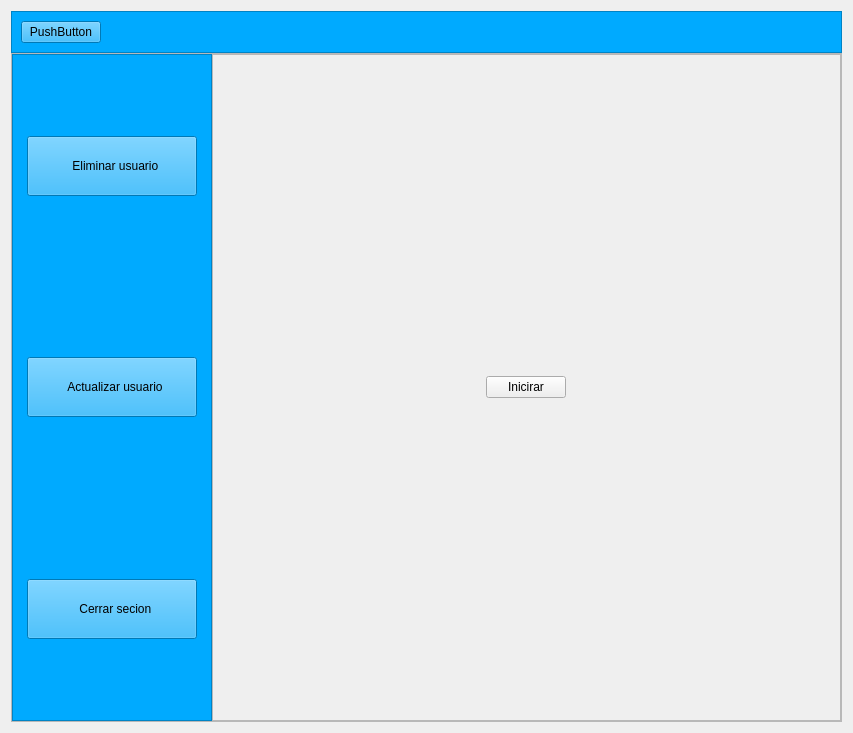
First picture: the form in ui_files/camara.ui, repository emanueljulio420/ProyectoDetector, before the edit.
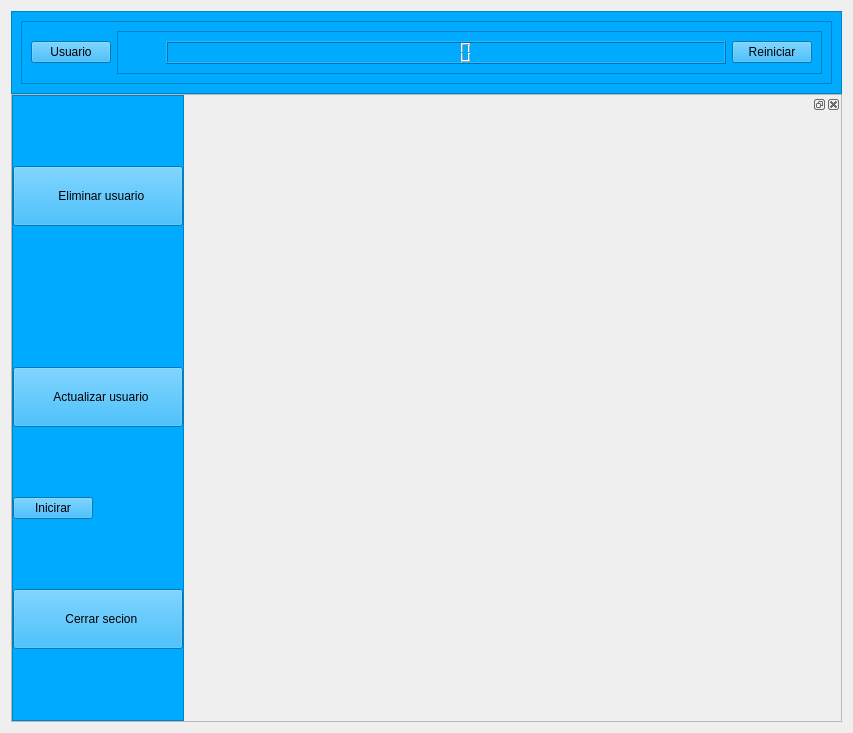
Second picture: the form after the edit. Icons and pictures are not drawn.

What changed in the file:
```diff
--- a/ui_files/camara.ui
+++ b/ui_files/camara.ui
@@ -59,24 +59,112 @@
       <enum>QFrame::Raised</enum>
      </property>
      <layout class="QVBoxLayout" name="verticalLayout_3">
-      <item alignment="Qt::AlignLeft">
-       <widget class="QPushButton" name="usuarioButton">
-        <property name="cursor">
-         <cursorShape>PointingHandCursor</cursorShape>
+      <item>
+       <widget class="QFrame" name="frame_2">
+        <property name="frameShape">
+         <enum>QFrame::StyledPanel</enum>
         </property>
-        <property name="text">
-         <string>PushButton</string>
+        <property name="frameShadow">
+         <enum>QFrame::Raised</enum>
         </property>
-        <property name="icon">
-         <iconset>
-          <normaloff>../imagenes/mascarilla-medica (1).png</normaloff>../imagenes/mascarilla-medica (1).png</iconset>
-        </property>
-        <property name="iconSize">
-         <size>
-          <width>80</width>
-          <height>80</height>
-         </size>
-        </property>
+        <layout class="QHBoxLayout" name="horizontalLayout_3">
+         <item>
+          <widget class="QPushButton" name="usuarioButton">
+           <property name="sizePolicy">
+            <sizepolicy hsizetype="Fixed" vsizetype="Fixed">
+             <horstretch>0</horstretch>
+             <verstretch>0</verstretch>
+            </sizepolicy>
+           </property>
+           <property name="cursor">
+            <cursorShape>PointingHandCursor</cursorShape>
+           </property>
+           <property name="text">
+            <string>Usuario</string>
+           </property>
+           <property name="icon">
+            <iconset>
+             <normaloff>../imagenes/mascarilla-medica (1).png</normaloff>../imagenes/mascarilla-medica (1).png</iconset>
+           </property>
+           <property name="iconSize">
+            <size>
+             <width>80</width>
+             <height>80</height>
+            </size>
+           </property>
+          </widget>
+         </item>
+         <item>
+          <widget class="QFrame" name="frame_5">
+           <property name="layoutDirection">
+            <enum>Qt::RightToLeft</enum>
+           </property>
+           <property name="frameShape">
+            <enum>QFrame::StyledPanel</enum>
+           </property>
+           <property name="frameShadow">
+            <enum>QFrame::Raised</enum>
+           </property>
+           <layout class="QHBoxLayout" name="horizontalLayout_2">
+            <item>
+             <widget class="QPushButton" name="reiniciarButton">
+              <property name="sizePolicy">
+               <sizepolicy hsizetype="Fixed" vsizetype="Fixed">
+                <horstretch>0</horstretch>
+                <verstretch>0</verstretch>
+               </sizepolicy>
+              </property>
+              <property name="text">
+               <string>Reiniciar</string>
+              </property>
+             </widget>
+            </item>
+            <item>
+             <widget class="QLCDNumber" name="lcdNumber"/>
+            </item>
+            <item>
+             <widget class="QLabel" name="horaslabel">
+              <property name="sizePolicy">
+               <sizepolicy hsizetype="Fixed" vsizetype="Fixed">
+                <horstretch>0</horstretch>
+                <verstretch>0</verstretch>
+               </sizepolicy>
+              </property>
+              <property name="text">
+               <string/>
+              </property>
+             </widget>
+            </item>
+            <item>
+             <widget class="QLabel" name="minutoslabel">
+              <property name="sizePolicy">
+               <sizepolicy hsizetype="Fixed" vsizetype="Fixed">
+                <horstretch>0</horstretch>
+                <verstretch>0</verstretch>
+               </sizepolicy>
+              </property>
+              <property name="text">
+               <string/>
+              </property>
+             </widget>
+            </item>
+            <item>
+             <widget class="QLabel" name="segundoslabel">
+              <property name="sizePolicy">
+               <sizepolicy hsizetype="Fixed" vsizetype="Fixed">
+                <horstretch>0</horstretch>
+                <verstretch>0</verstretch>
+               </sizepolicy>
+              </property>
+              <property name="text">
+               <string/>
+              </property>
+             </widget>
+            </item>
+           </layout>
+          </widget>
+         </item>
+        </layout>
        </widget>
       </item>
      </layout>
@@ -221,6 +309,19 @@
            </property>
           </widget>
          </item>
+         <item>
+          <widget class="QPushButton" name="iniciarButton">
+           <property name="sizePolicy">
+            <sizepolicy hsizetype="Fixed" vsizetype="Fixed">
+             <horstretch>0</horstretch>
+             <verstretch>0</verstretch>
+            </sizepolicy>
+           </property>
+           <property name="text">
+            <string>Inicirar</string>
+           </property>
+          </widget>
+         </item>
          <item alignment="Qt::AlignHCenter|Qt::AlignVCenter">
           <widget class="QPushButton" name="cerrarButton">
            <property name="sizePolicy">
@@ -254,43 +355,8 @@
        </widget>
       </item>
       <item>
-       <widget class="QFrame" name="frame_3">
-        <property name="frameShape">
-         <enum>QFrame::StyledPanel</enum>
-        </property>
-        <property name="frameShadow">
-         <enum>QFrame::Raised</enum>
-        </property>
-        <layout class="QVBoxLayout" name="verticalLayout_2">
-         <property name="spacing">
-          <number>0</number>
-         </property>
-         <property name="leftMargin">
-          <number>0</number>
-         </property>
-         <property name="topMargin">
-          <number>0</number>
-         </property>
-         <property name="rightMargin">
-          <number>0</number>
-         </property>
-         <property name="bottomMargin">
-          <number>0</number>
-         </property>
-         <item alignment="Qt::AlignHCenter">
-          <widget class="QPushButton" name="iniciarButton">
-           <property name="sizePolicy">
-            <sizepolicy hsizetype="Fixed" vsizetype="Fixed">
-             <horstretch>0</horstretch>
-             <verstretch>0</verstretch>
-            </sizepolicy>
-           </property>
-           <property name="text">
-            <string>Inicirar</string>
-           </property>
-          </widget>
-         </item>
-        </layout>
+       <widget class="QDockWidget" name="dockWidget">
+        <widget class="QWidget" name="dockWidgetContents"/>
        </widget>
       </item>
      </layout>
```
